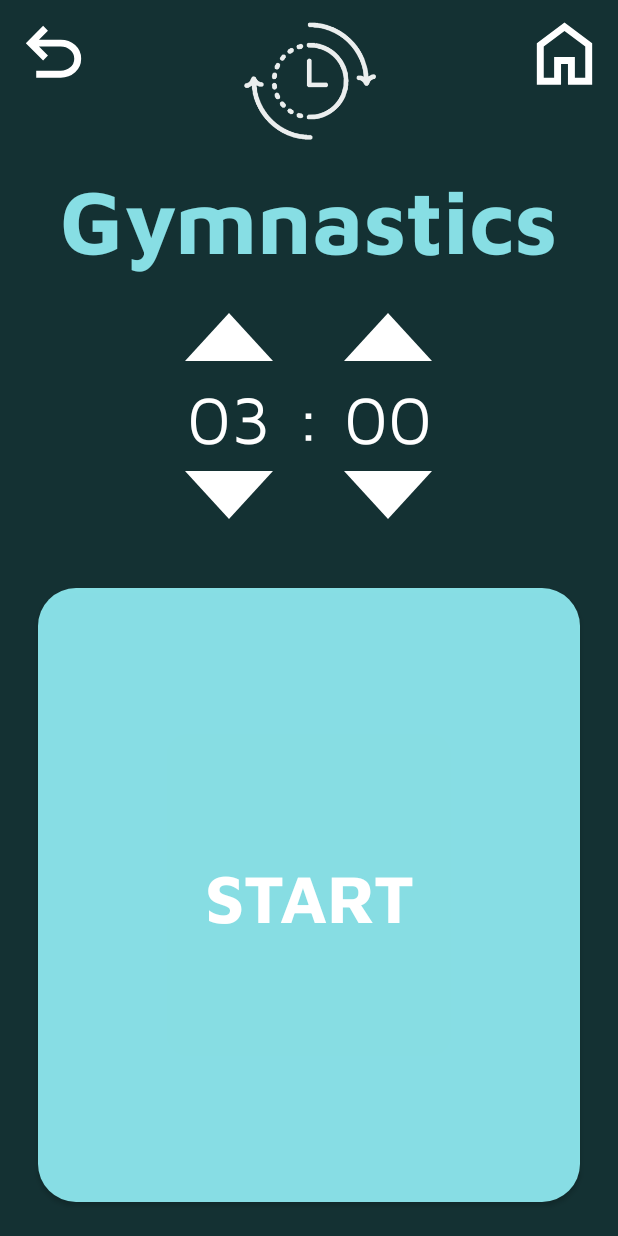
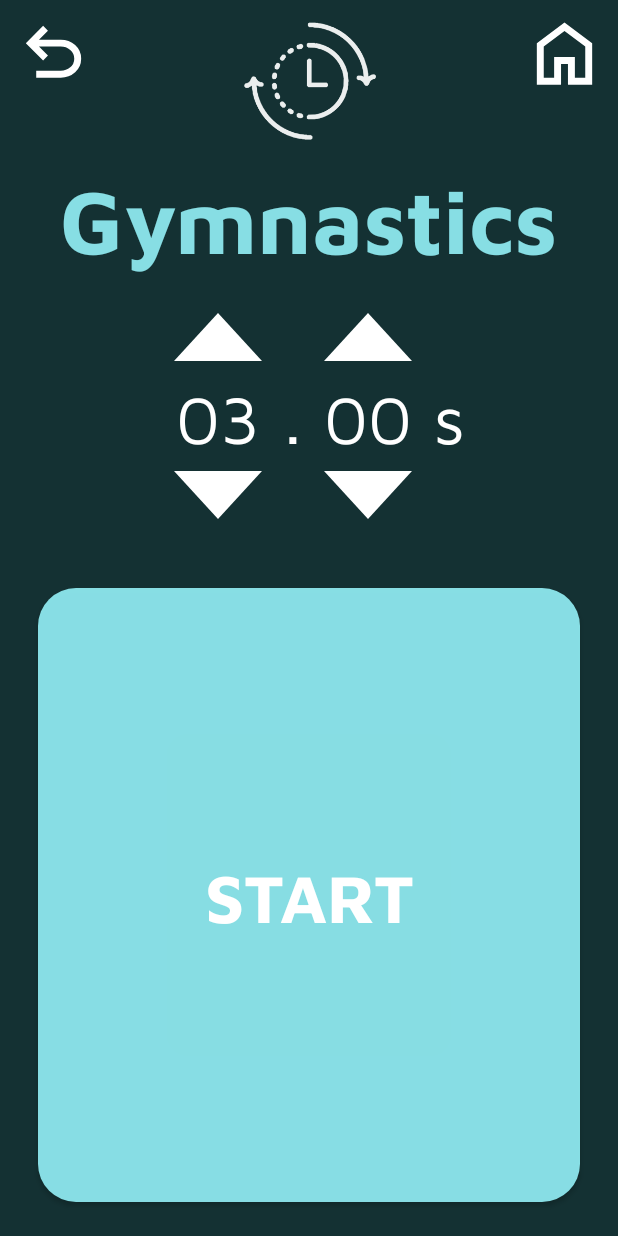
Before and after one commit to grturk/timeroo, an Android app: the MainActivity screen opened directly, with no data from a screen before it, on a phone screen of 412 x 824 dp. Run offline under Robolectric (Android 15) with nearby library versions, the phone set to English and light mode, and no system bars.

Commit message:
UX popravki (minute, sekunde...)

```diff
--- a/app/src/main/res/layout/activity_classic_timer.xml
+++ b/app/src/main/res/layout/activity_classic_timer.xml
@@ -74,7 +74,7 @@
             android:layout_width="wrap_content"
             android:layout_height="wrap_content"
             android:gravity="center"
-            android:text=":"
+            android:text="m"
             android:textAppearance="@style/setTimeStyle"/>
 
         <LinearLayout
@@ -109,7 +109,7 @@
             android:layout_width="wrap_content"
             android:layout_height="wrap_content"
             android:gravity="center"
-            android:text=":"
+            android:text="s"
             android:textAppearance="@style/setTimeStyle"/>
 
         <LinearLayout
--- a/app/src/main/res/layout/activity_main.xml
+++ b/app/src/main/res/layout/activity_main.xml
@@ -75,7 +75,7 @@
             android:layout_width="wrap_content"
             android:layout_height="wrap_content"
             android:gravity="center"
-            android:text=":"
+            android:text="."
             android:textAppearance="@style/setTimeStyle"/>
 
         <LinearLayout
@@ -106,6 +106,13 @@
 
         </LinearLayout>
 
+        <TextView
+            android:id="@+id/s"
+            android:layout_width="wrap_content"
+            android:layout_height="wrap_content"
+            android:gravity="center"
+            android:text="s"
+            android:textAppearance="@style/setTimeStyle"/>
     </LinearLayout>
 
 
```
Also changed, not shown: app/src/main/res/layout/dialog_add_interval.xml (+4 -4 lines).
